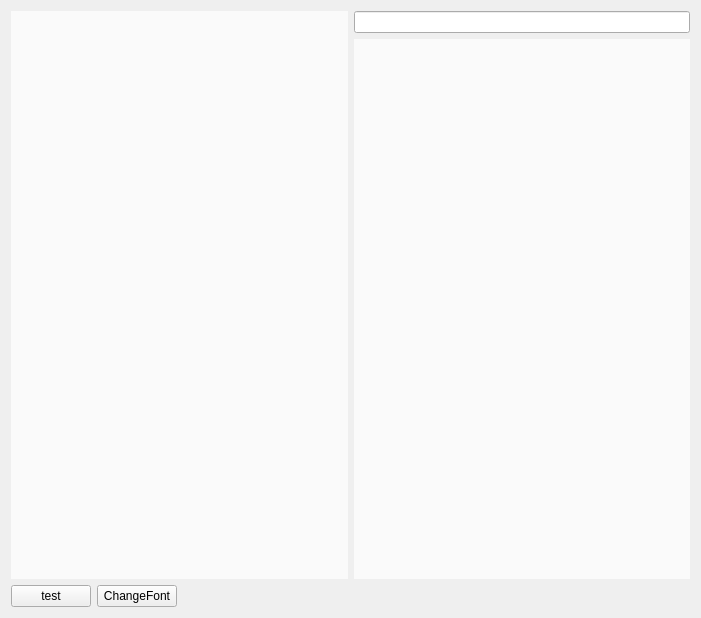
This is widget.ui in luozikuan/QtContactList as Qt 5 draws it before an edit. The edited form follows.
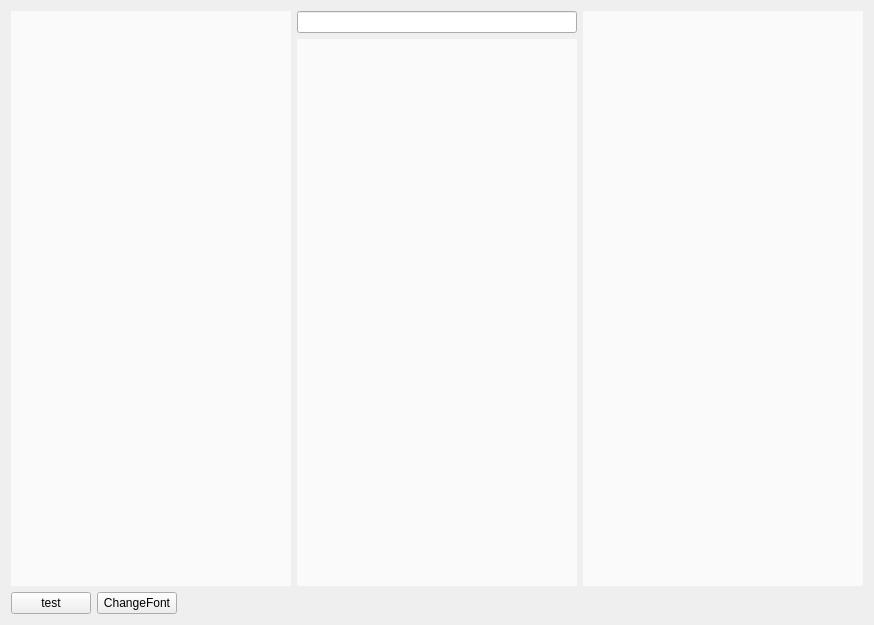
This is the edited form.

Commit message: modify course model and delegate

Diff of the .ui file:
```diff
--- a/widget.ui
+++ b/widget.ui
@@ -6,15 +6,15 @@
    <rect>
     <x>0</x>
     <y>0</y>
-    <width>701</width>
-    <height>618</height>
+    <width>874</width>
+    <height>625</height>
    </rect>
   </property>
   <property name="windowTitle">
    <string>Widget</string>
   </property>
   <property name="styleSheet">
-   <string notr="true">QListView {
+   <string notr="true">QListView, QTreeView {
 	background-color: #fafafa;
 	border: none;
 	font-family: &quot;ff-tisa-web-pro-1&quot;, &quot;ff-tisa-web-pro-2&quot;, &quot;Lucida Grande&quot;, &quot;Hiragino Sans GB&quot;, &quot;Hiragino Sans GB W3&quot;, &quot;Microsoft YaHei&quot;;
@@ -44,7 +44,7 @@
      </property>
     </widget>
    </item>
-   <item row="2" column="0" colspan="2">
+   <item row="2" column="0" colspan="3">
     <layout class="QHBoxLayout" name="horizontalLayout">
      <item>
       <widget class="QPushButton" name="pushButton">
@@ -75,6 +75,13 @@
      </item>
     </layout>
    </item>
+   <item row="0" column="2" rowspan="2">
+    <widget class="QListView" name="listView_course">
+     <property name="selectionMode">
+      <enum>QAbstractItemView::NoSelection</enum>
+     </property>
+    </widget>
+   </item>
   </layout>
  </widget>
  <layoutdefault spacing="6" margin="11"/>
```
The commit also changes 9 other files.
